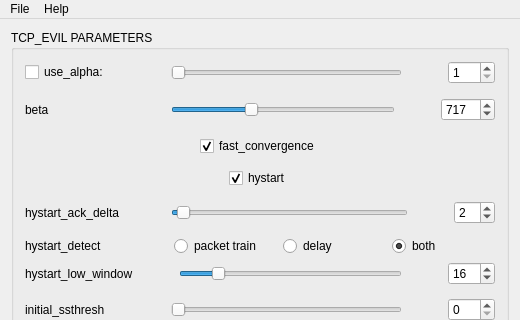
Old version of the form gui/SlidersOfEvil/mainwindow.ui in the repository Gasparila/TCPTuner; both pictures show x 0 to 520 and y 0 to 320 of the 520 by 500 pixel window.
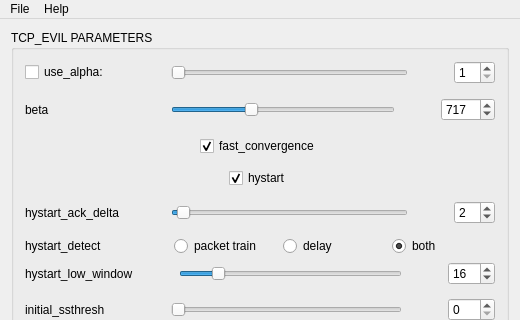
New version of the form.

Commit message: Added alpha to tcp_evil. Need to do more testing

The edit to the form file:
```diff
--- a/gui/SlidersOfEvil/mainwindow.ui
+++ b/gui/SlidersOfEvil/mainwindow.ui
@@ -92,7 +92,7 @@
             <number>1</number>
            </property>
            <property name="maximum">
-            <number>200</number>
+            <number>20</number>
            </property>
            <property name="value">
             <number>1</number>
@@ -127,7 +127,7 @@
             <number>1</number>
            </property>
            <property name="maximum">
-            <number>200</number>
+            <number>20</number>
            </property>
            <property name="value">
             <number>1</number>
```
The commit also changes 2 other files.
